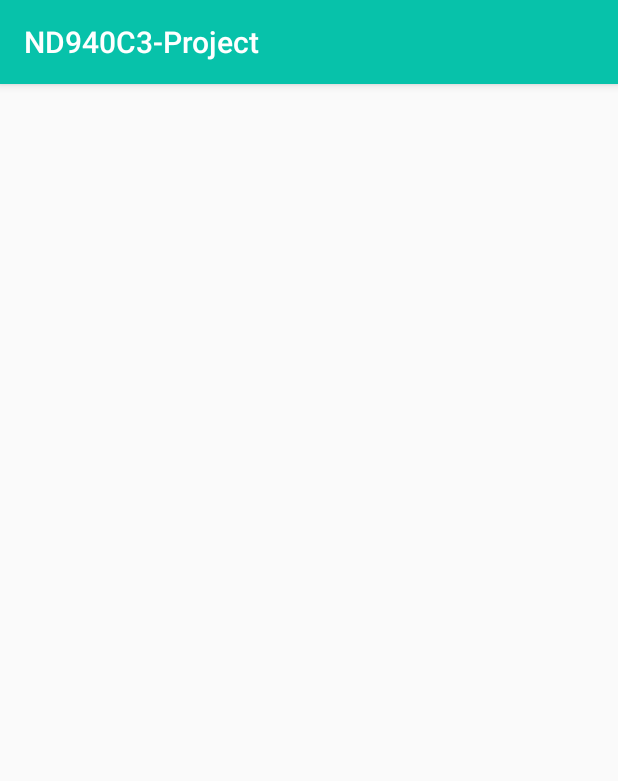
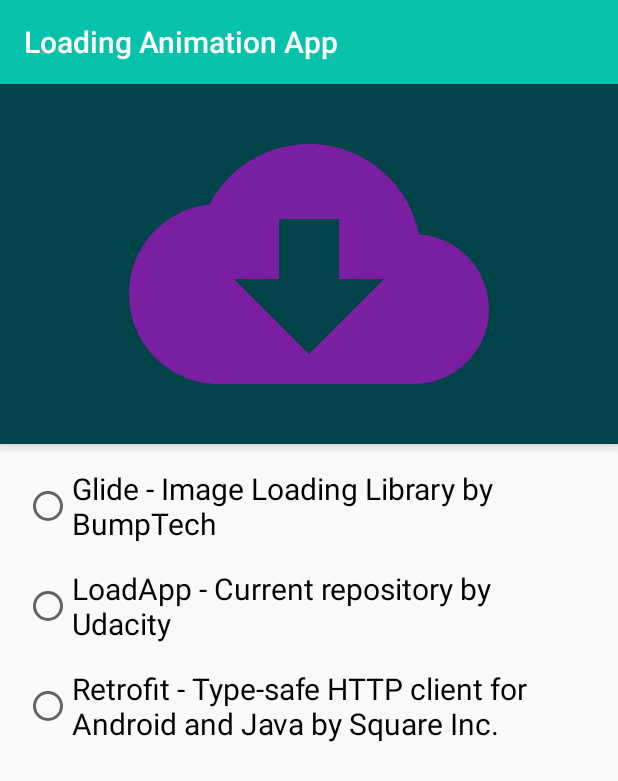
Before and after one commit to JanMeckelholt/udacity_LoadingAnimation, an Android app: the screen it shows after launch (MainActivity), on a phone screen of 412 x 824 dp. Shown: the top 781 px of the screen. Run offline under Robolectric (Android 15) with nearby library versions, the phone set to English and light mode, and no system bars; our stand-ins replace Timber, data binding.

Commit message:
some styling

```diff
--- /dev/null
+++ b/app/src/main/java/com/udacity/Constants.kt
@@ -0,0 +1,8 @@
+package com.udacity
+
+object Constants {
+    const val URL_GLIDE = "https://github.com/bumptech/glide"
+    const val URL_UDACITY = "https://github.com/udacity/nd940-c3-advanced-android-programming-project-starter"
+    const val URL_RETROFIT = "https://github.com/square/retrofit"
+
+}
--- /dev/null
+++ b/app/src/main/res/drawable/baseline_cloud_download_24.xml
@@ -0,0 +1,5 @@
+<vector android:height="240dp" android:tint="#7B1FA2"
+    android:viewportHeight="24" android:viewportWidth="24"
+    android:width="240dp" xmlns:android="http://schemas.android.com/apk/res/android">
+    <path android:fillColor="@android:color/white" android:pathData="M19.35,10.04C18.67,6.59 15.64,4 12,4 9.11,4 6.6,5.64 5.35,8.04 2.34,8.36 0,10.91 0,14c0,3.31 2.69,6 6,6h13c2.76,0 5,-2.24 5,-5 0,-2.64 -2.05,-4.78 -4.65,-4.96zM17,13l-5,5 -5,-5h3V9h4v4h3z"/>
+</vector>
--- a/app/src/main/res/layout/activity_main.xml
+++ b/app/src/main/res/layout/activity_main.xml
@@ -18,6 +18,11 @@
                 android:layout_height="?attr/actionBarSize"
                 android:background="?attr/colorPrimary"
                 app:popupTheme="@style/AppTheme.PopupOverlay" />
+            <ImageView
+                android:layout_width="match_parent"
+                android:layout_height="wrap_content"
+                android:src="@drawable/baseline_cloud_download_24"
+                android:background="@color/colorPrimaryDark" />
 
         </com.google.android.material.appbar.AppBarLayout>
 
--- a/app/src/main/res/layout/content_main.xml
+++ b/app/src/main/res/layout/content_main.xml
@@ -9,6 +9,36 @@
     tools:context=".activities.MainActivity"
     tools:showIn="@layout/activity_main">
 
+    <androidx.core.widget.NestedScrollView
+        android:layout_width="match_parent"
+        android:layout_height="match_parent"
+        app:layout_behavior="@string/appbar_scrolling_view_behavior">
+
+        <RadioGroup
+            android:layout_width="wrap_content"
+            android:layout_height="wrap_content"
+            android:layout_margin="@dimen/standard_margin">
+            <RadioButton
+                android:layout_width="wrap_content"
+                android:layout_height="wrap_content"
+                android:text="@string/option_glide"
+                android:textSize="@dimen/default_text_size"
+                android:layout_marginBottom="@dimen/standard_margin"/>
+            <RadioButton
+                android:layout_width="wrap_content"
+                android:layout_height="wrap_content"
+                android:text="@string/option_udacity"
+                android:textSize="@dimen/default_text_size"
+                android:layout_marginBottom="@dimen/standard_margin"/>
+            <RadioButton
+                android:layout_width="wrap_content"
+                android:layout_height="wrap_content"
+                android:text="@string/option_retrofit"
+                android:textSize="@dimen/default_text_size"
+                android:layout_marginBottom="@dimen/standard_margin"/>
+        </RadioGroup>
+    </androidx.core.widget.NestedScrollView>
+
     <com.udacity.loadingbtn.LoadingButton
         android:id="@+id/custom_button"
         android:layout_width="0dp"
@@ -17,6 +47,10 @@
         android:layout_height="60dp"
         android:layout_margin="20dp"
         app:layout_constraintBottom_toBottomOf="parent"
-        app:layout_constraintTop_toTopOf="parent" />
+        app:layout_constraintTop_toTopOf="parent"
+
+        />
+
+
 
 </androidx.constraintlayout.widget.ConstraintLayout>
--- a/app/src/main/res/values/dimens.xml
+++ b/app/src/main/res/values/dimens.xml
@@ -1,5 +1,6 @@
 <resources>
     <dimen name="fab_margin">16dp</dimen>
+    <dimen name="standard_margin">16dp</dimen>
 
     <dimen name="default_text_size">20sp</dimen>
 </resources>
--- a/app/src/main/res/values/strings.xml
+++ b/app/src/main/res/values/strings.xml
@@ -1,5 +1,5 @@
 <resources>
-    <string name="app_name">ND940C3-Project</string>
+    <string name="app_name">Loading Animation App</string>
     <string name="app_description">Download files from Internet</string>
     <string name="action_settings">Settings</string>
 
@@ -11,4 +11,9 @@
     <string name="button_name">Click me</string>
     <string name="button_loading">We are loading </string>
     <string name="title_activity_detail">DetailActivity</string>
+
+    <string name="option_glide">Glide - Image Loading Library by BumpTech</string>
+    <string name="option_udacity">LoadApp - Current repository by Udacity</string>
+    <string name="option_retrofit">Retrofit - Type-safe HTTP client for Android and Java by Square Inc.</string>
+
 </resources>
```
